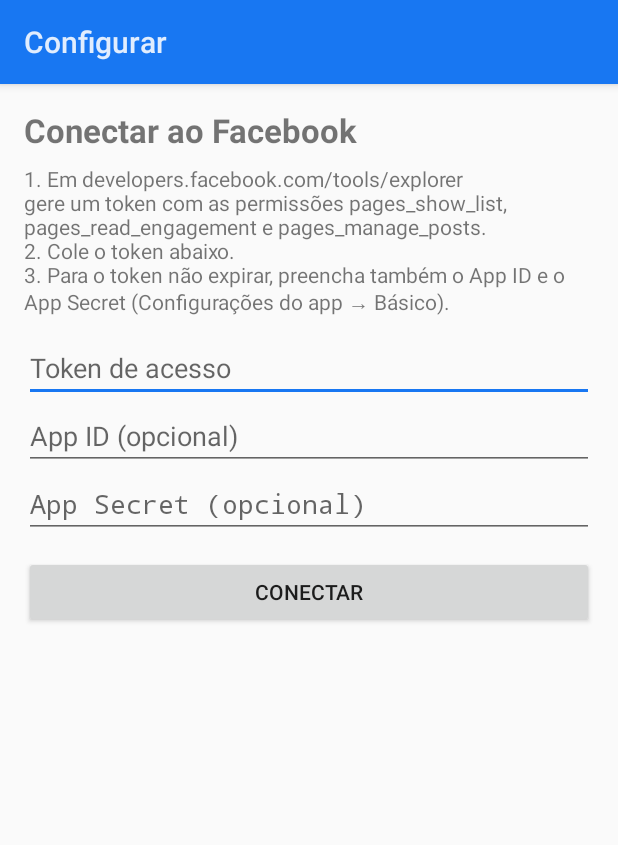
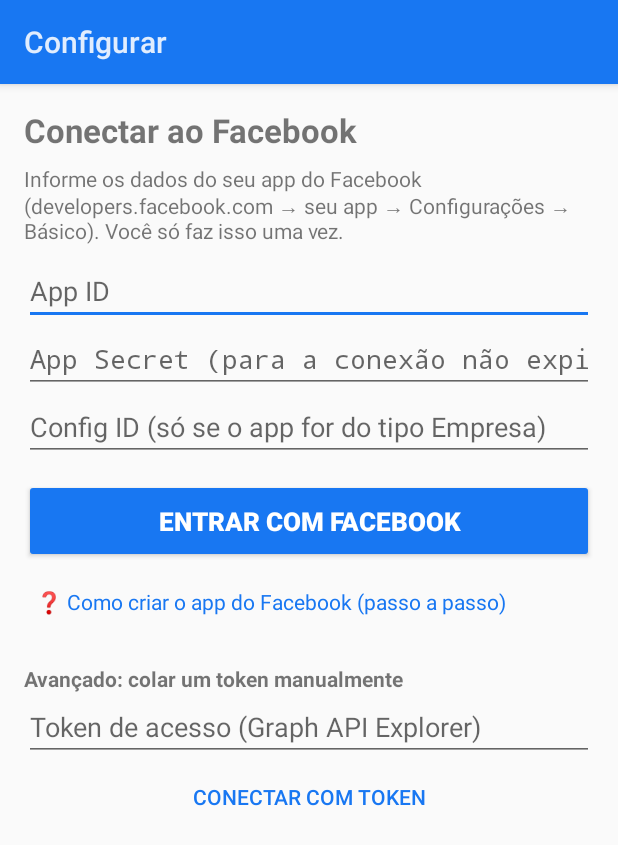
Before and after one commit to mika4747/Meu_Amor, an Android app: the screen it shows after launch (MainActivity), on a phone screen of 412 x 824 dp. Shown: the top 845 px of the screen. Run offline under Robolectric (Android 15) with nearby library versions, the phone set to English and light mode, and no system bars.

Commit message:
Adiciona botão Entrar com Facebook no app Android
Login OAuth pelo navegador com retorno via fb-callback.html (GitHub Pages)
e deep link meubotreels://auth, validação de state e guia de configuração.
App versão 2.0.

Co-Authored-By: Claude Opus 5.5 <noreply@anthropic.com>
Claude-Session: https://claude.ai/code/session_01MzgJviFLzdMNxBfrDksDLF

```diff
--- a/fb_bot/android/app/build.gradle
+++ b/fb_bot/android/app/build.gradle
@@ -10,8 +10,8 @@ android {
         applicationId 'com.meuamor.reels'
         minSdk 24
         targetSdk 35
-        versionCode 1
-        versionName '1.0'
+        versionCode 2
+        versionName '2.0'
     }
 
     buildTypes {
--- a/fb_bot/android/app/src/main/res/layout/activity_main.xml
+++ b/fb_bot/android/app/src/main/res/layout/activity_main.xml
@@ -29,37 +29,71 @@
                 android:layout_width="match_parent"
                 android:layout_height="wrap_content"
                 android:layout_marginTop="8dp"
-                android:text="1. Em developers.facebook.com/tools/explorer gere um token com as permissões pages_show_list, pages_read_engagement e pages_manage_posts.\n2. Cole o token abaixo.\n3. Para o token não expirar, preencha também o App ID e o App Secret (Configurações do app → Básico)." />
-
-            <EditText
-                android:id="@+id/tokenInput"
-                android:layout_width="match_parent"
-                android:layout_height="wrap_content"
-                android:layout_marginTop="12dp"
-                android:hint="Token de acesso"
-                android:inputType="textNoSuggestions|textMultiLine"
-                android:maxLines="4" />
+                android:text="Informe os dados do seu app do Facebook (developers.facebook.com → seu app → Configurações → Básico). Você só faz isso uma vez." />
 
             <EditText
                 android:id="@+id/appIdInput"
                 android:layout_width="match_parent"
                 android:layout_height="wrap_content"
-                android:hint="App ID (opcional)"
+                android:layout_marginTop="8dp"
+                android:hint="App ID"
                 android:inputType="number" />
 
             <EditText
                 android:id="@+id/appSecretInput"
                 android:layout_width="match_parent"
                 android:layout_height="wrap_content"
-                android:hint="App Secret (opcional)"
+                android:hint="App Secret (para a conexão não expirar)"
                 android:inputType="textPassword" />
+
+            <EditText
+                android:id="@+id/configIdInput"
+                android:layout_width="match_parent"
+                android:layout_height="wrap_content"
+                android:hint="Config ID (só se o app for do tipo Empresa)"
+                android:inputType="number" />
+
+            <Button
+                android:id="@+id/loginButton"
+                android:layout_width="match_parent"
+                android:layout_height="56dp"
+                android:layout_marginTop="12dp"
+                android:backgroundTint="@color/brand"
+                android:text="Entrar com Facebook"
+                android:textColor="#FFFFFF"
+                android:textSize="17sp"
+                android:textStyle="bold" />
+
+            <TextView
+                android:id="@+id/helpLink"
+                android:layout_width="match_parent"
+                android:layout_height="wrap_content"
+                android:layout_marginTop="8dp"
+                android:padding="8dp"
+                android:text="❓ Como criar o app do Facebook (passo a passo)"
+                android:textColor="@color/brand" />
+
+            <TextView
+                android:layout_width="match_parent"
+                android:layout_height="wrap_content"
+                android:layout_marginTop="24dp"
+                android:text="Avançado: colar um token manualmente"
+                android:textStyle="bold" />
+
+            <EditText
+                android:id="@+id/tokenInput"
+                android:layout_width="match_parent"
+                android:layout_height="wrap_content"
+                android:hint="Token de acesso (Graph API Explorer)"
+                android:inputType="textNoSuggestions|textMultiLine"
+                android:maxLines="4" />
 
             <Button
                 android:id="@+id/connectButton"
+                style="@android:style/Widget.Material.Button.Borderless.Colored"
                 android:layout_width="match_parent"
                 android:layout_height="wrap_content"
-                android:layout_marginTop="12dp"
-                android:text="Conectar" />
+                android:text="Conectar com token" />
         </LinearLayout>
 
         <!-- ===================== PRINCIPAL ===================== -->
```
Also changed, not shown: fb_bot/android/app/src/main/AndroidManifest.xml (+7 -0 lines), fb_bot/android/app/src/main/java/com/meuamor/reels/MainActivity.java (+91 -12 lines), 4 other files.
